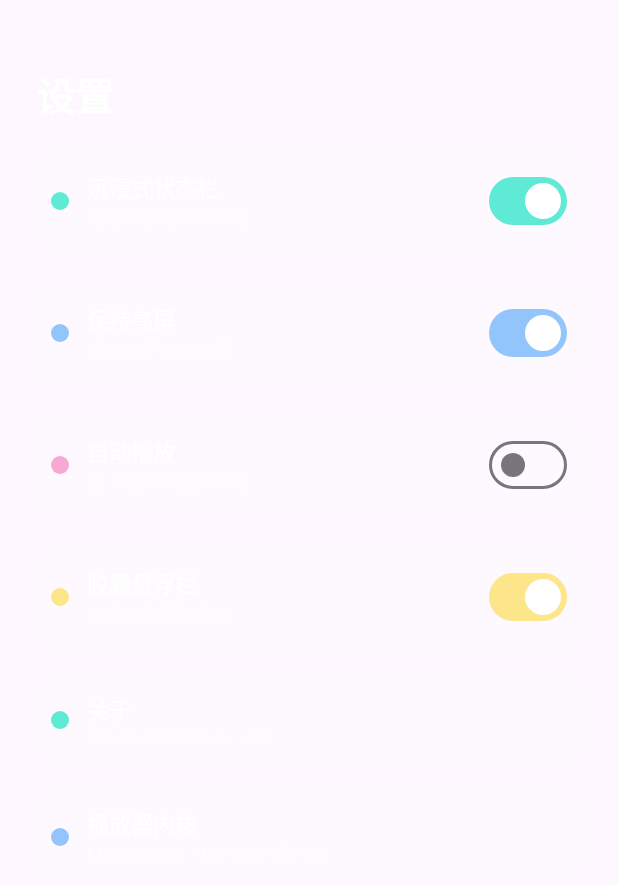
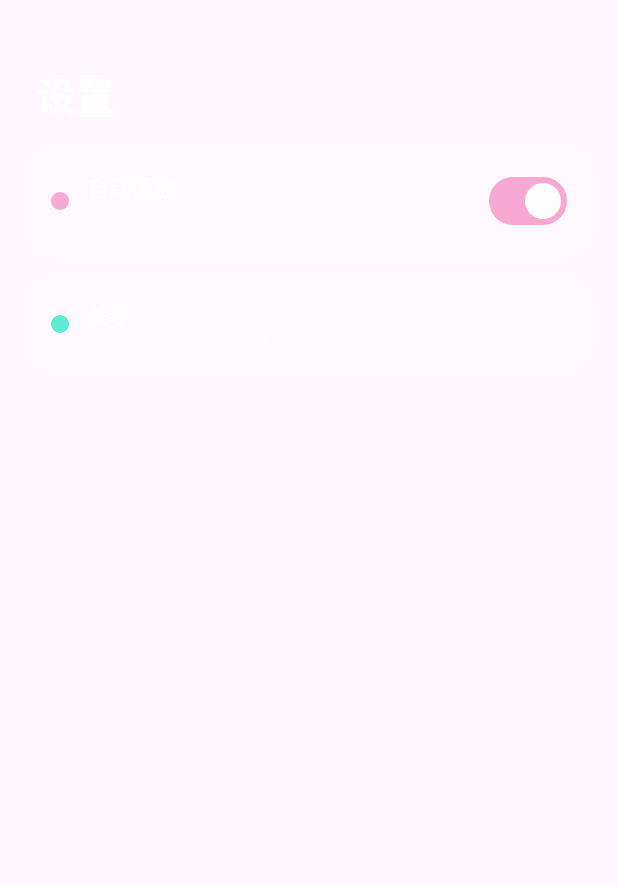
Before and after one commit to likesugar/ziyuan, an Android app built with Jetpack Compose: the composable SettingsPage shown on its own in the app's theme, on a phone screen of 412 x 824 dp. Shown: the top 885 px of the screen. Run offline under Robolectric (Android 15) with nearby library versions, the light colour scheme and no system bars.

Commit message:
feat: settings slim (autoPlay functional via prefs, about only); vc11

```diff
--- a/app/build.gradle.kts
+++ b/app/build.gradle.kts
@@ -6,7 +6,7 @@ android {
         applicationId = "com.ziyuan.immersive"
         minSdk = 24
         targetSdk = 34
-        versionCode = 10
+        versionCode = 11
         versionName = "1.0"
     }
     signingConfigs {
--- a/app/src/main/java/com/ziyuan/immersive/MainActivity.kt
+++ b/app/src/main/java/com/ziyuan/immersive/MainActivity.kt
@@ -199,10 +199,9 @@ fun InfoCard(title: String, body: String, accent: Color, modifier: Modifier = Mo
 // ---------------- 设置页 ----------------
 @Composable
 fun SettingsPage() {
-    var immersive by remember { mutableStateOf(true) }
-    var keepOn by remember { mutableStateOf(true) }
-    var autoPlay by remember { mutableStateOf(false) }
-    var darkCapsule by remember { mutableStateOf(true) }
+    val context = androidx.compose.ui.platform.LocalContext.current
+    val prefs = context.getSharedPreferences("ziyuan", android.content.Context.MODE_PRIVATE)
+    var autoPlay by remember { mutableStateOf(prefs.getBoolean("auto_play", true)) }
 
     Column(
         modifier = Modifier
@@ -218,12 +217,11 @@ fun SettingsPage() {
             modifier = Modifier.padding(horizontal = 24.dp)
         )
         Spacer(modifier = Modifier.height(8.dp))
-        SettingSwitch("沉浸式状态栏", "隐藏状态栏与导航栏", immersive, MintGreen) { immersive = it }
-        SettingSwitch("保持亮屏", "播放时不自动锁屏", keepOn, SoftBlue) { keepOn = it }
-        SettingSwitch("自动播放", "进入播放页立即开始", autoPlay, Color(0xFFF9A8D4)) { autoPlay = it }
-        SettingSwitch("胶囊悬浮栏", "在底部显示胶囊栏", darkCapsule, Color(0xFFFDE68A)) { darkCapsule = it }
-        SettingItem("关于", "ziyuan Immersive · vc5", MintGreen)
-        SettingItem("播放器内核", "MediaPlayer / IjkPlayer 双内核", SoftBlue)
+        SettingSwitch("自动播放", "进入播放页立即开始", autoPlay, Color(0xFFF9A8D4)) {
+            autoPlay = it
+            prefs.edit().putBoolean("auto_play", it).apply()
+        }
+        SettingItem("关于", "ziyuan Immersive · vc11", MintGreen)
         Spacer(modifier = Modifier.height(120.dp))
     }
 }
--- a/app/src/main/java/com/ziyuan/immersive/NativePlayerActivity.java
+++ b/app/src/main/java/com/ziyuan/immersive/NativePlayerActivity.java
@@ -98,7 +98,8 @@ public class NativePlayerActivity extends Activity {
         }
         applyKernel();
         videoView.setUrl(url, douyinHeaders());
-        videoView.start();
+        boolean autoPlay = getSharedPreferences("ziyuan", MODE_PRIVATE).getBoolean("auto_play", true);
+        if (autoPlay) videoView.start(); else videoView.pause();
 
     }
 
```
